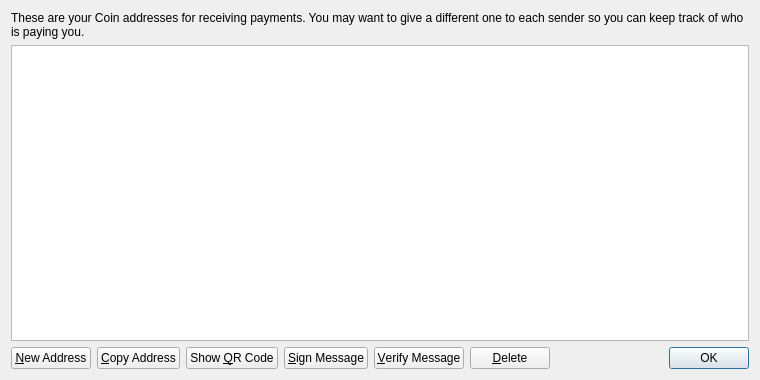
This is src/qt/forms/addressbookpage.ui in NobleCoinNOBL/noblecoin as Qt 5 draws it before an edit. The edited form follows.
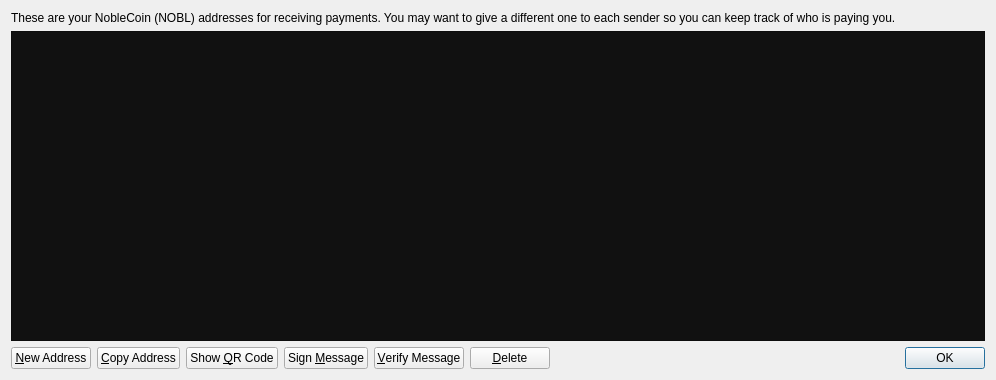
This is the edited form. Icons and pictures are not drawn.

Commit message: Address Book Cleanup/Design

Patch:
```diff
--- a/src/qt/forms/addressbookpage.ui
+++ b/src/qt/forms/addressbookpage.ui
@@ -6,7 +6,7 @@
    <rect>
     <x>0</x>
     <y>0</y>
-    <width>760</width>
+    <width>996</width>
     <height>380</height>
    </rect>
   </property>
@@ -17,7 +17,7 @@
    <item>
     <widget class="QLabel" name="labelExplanation">
      <property name="text">
-      <string>These are your Coin addresses for receiving payments. You may want to give a different one to each sender so you can keep track of who is paying you.</string>
+      <string>These are your NobleCoin (NOBL) addresses for receiving payments. You may want to give a different one to each sender so you can keep track of who is paying you.</string>
      </property>
      <property name="textFormat">
       <enum>Qt::PlainText</enum>
@@ -29,12 +29,245 @@
    </item>
    <item>
     <widget class="QTableView" name="tableView">
+     <property name="palette">
+      <palette>
+       <active>
+        <colorrole role="WindowText">
+         <brush brushstyle="SolidPattern">
+          <color alpha="255">
+           <red>255</red>
+           <green>255</green>
+           <blue>255</blue>
+          </color>
+         </brush>
+        </colorrole>
+        <colorrole role="Button">
+         <brush brushstyle="SolidPattern">
+          <color alpha="255">
+           <red>17</red>
+           <green>17</green>
+           <blue>17</blue>
+          </color>
+         </brush>
+        </colorrole>
+        <colorrole role="Text">
+         <brush brushstyle="SolidPattern">
+          <color alpha="255">
+           <red>255</red>
+           <green>255</green>
+           <blue>255</blue>
+          </color>
+         </brush>
+        </colorrole>
+        <colorrole role="ButtonText">
+         <brush brushstyle="SolidPattern">
+          <color alpha="255">
+           <red>255</red>
+           <green>255</green>
+           <blue>255</blue>
+          </color>
+         </brush>
+        </colorrole>
+        <colorrole role="Base">
+         <brush brushstyle="SolidPattern">
+          <color alpha="255">
+           <red>17</red>
+           <green>17</green>
+           <blue>17</blue>
+          </color>
+         </brush>
+        </colorrole>
+        <colorrole role="Window">
+         <brush brushstyle="SolidPattern">
+          <color alpha="255">
+           <red>17</red>
+           <green>17</green>
+           <blue>17</blue>
+          </color>
+         </brush>
+        </colorrole>
+        <colorrole role="Highlight">
+         <brush brushstyle="SolidPattern">
+          <color alpha="255">
+           <red>236</red>
+           <green>180</green>
+           <blue>18</blue>
+          </color>
+         </brush>
+        </colorrole>
+        <colorrole role="HighlightedText">
+         <brush brushstyle="SolidPattern">
+          <color alpha="255">
+           <red>17</red>
+           <green>17</green>
+           <blue>17</blue>
+          </color>
+         </brush>
+        </colorrole>
+       </active>
+       <inactive>
+        <colorrole role="WindowText">
+         <brush brushstyle="SolidPattern">
+          <color alpha="255">
+           <red>255</red>
+           <green>255</green>
+           <blue>255</blue>
+          </color>
+         </brush>
+        </colorrole>
+        <colorrole role="Button">
+         <brush brushstyle="SolidPattern">
+          <color alpha="255">
+           <red>17</red>
+           <green>17</green>
+           <blue>17</blue>
+          </color>
+         </brush>
+        </colorrole>
+        <colorrole role="Text">
+         <brush brushstyle="SolidPattern">
+          <color alpha="255">
+           <red>255</red>
+           <green>255</green>
+           <blue>255</blue>
+          </color>
+         </brush>
+        </colorrole>
+        <colorrole role="ButtonText">
+         <brush brushstyle="SolidPattern">
+          <color alpha="255">
+           <red>255</red>
+           <green>255</green>
+           <blue>255</blue>
+          </color>
+         </brush>
+        </colorrole>
+        <colorrole role="Base">
+         <brush brushstyle="SolidPattern">
+          <color alpha="255">
+           <red>17</red>
+           <green>17</green>
+           <blue>17</blue>
+          </color>
+         </brush>
+        </colorrole>
+        <colorrole role="Window">
+         <brush brushstyle="SolidPattern">
+          <color alpha="255">
+           <red>17</red>
+           <green>17</green>
+           <blue>17</blue>
+          </color>
+         </brush>
+        </colorrole>
+        <colorrole role="Highlight">
+         <brush brushstyle="SolidPattern">
+          <color alpha="255">
+           <red>236</red>
+           <green>180</green>
+           <blue>18</blue>
+          </color>
+         </brush>
+        </colorrole>
+        <colorrole role="HighlightedText">
+         <brush brushstyle="SolidPattern">
+          <color alpha="255">
+           <red>17</red>
+           <green>17</green>
+           <blue>17</blue>
+          </color>
+         </brush>
+        </colorrole>
+       </inactive>
+       <disabled>
+        <colorrole role="WindowText">
+         <brush brushstyle="SolidPattern">
+          <color alpha="255">
+           <red>255</red>
+           <green>255</green>
+           <blue>255</blue>
+          </color>
+         </brush>
+        </colorrole>
+        <colorrole role="Button">
+         <brush brushstyle="SolidPattern">
+          <color alpha="255">
+           <red>17</red>
+           <green>17</green>
+           <blue>17</blue>
+          </color>
+         </brush>
+        </colorrole>
+        <colorrole role="Text">
+         <brush brushstyle="SolidPattern">
+          <color alpha="255">
+           <red>255</red>
+           <green>255</green>
+           <blue>255</blue>
+          </color>
+         </brush>
+        </colorrole>
+        <colorrole role="ButtonText">
+         <brush brushstyle="SolidPattern">
+          <color alpha="255">
+           <red>255</red>
+           <green>255</green>
+           <blue>255</blue>
+          </color>
+         </brush>
+        </colorrole>
+        <colorrole role="Base">
+         <brush brushstyle="SolidPattern">
+          <color alpha="255">
+           <red>17</red>
+           <green>17</green>
+           <blue>17</blue>
+          </color>
+         </brush>
+        </colorrole>
+        <colorrole role="Window">
+         <brush brushstyle="SolidPattern">
+          <color alpha="255">
+           <red>17</red>
+           <green>17</green>
+           <blue>17</blue>
+          </color>
+         </brush>
+        </colorrole>
+        <colorrole role="Highlight">
+         <brush brushstyle="SolidPattern">
+          <color alpha="255">
+           <red>236</red>
+           <green>180</green>
+           <blue>18</blue>
+          </color>
+         </brush>
+        </colorrole>
+        <colorrole role="HighlightedText">
+         <brush brushstyle="SolidPattern">
+          <color alpha="255">
+           <red>17</red>
+           <green>17</green>
+           <blue>17</blue>
+          </color>
+         </brush>
+        </colorrole>
+       </disabled>
+      </palette>
+     </property>
      <property name="contextMenuPolicy">
       <enum>Qt::CustomContextMenu</enum>
      </property>
      <property name="toolTip">
       <string>Double-click to edit address or label</string>
      </property>
+     <property name="styleSheet">
+      <string notr="true">
+</string>
+     </property>
+     <property name="verticalScrollBarPolicy">
+      <enum>Qt::ScrollBarAsNeeded</enum>
+     </property>
      <property name="tabKeyNavigation">
       <bool>false</bool>
      </property>
@@ -102,7 +335,7 @@
         <string>Sign a message to prove you own a Bitcoin address</string>
        </property>
        <property name="text">
-        <string>&amp;Sign Message</string>
+        <string>Sign &amp;Message</string>
        </property>
        <property name="icon">
         <iconset resource="../bitcoin.qrc">
```
Left out of the diff: 6 changed lines with no effect on the pictures.
